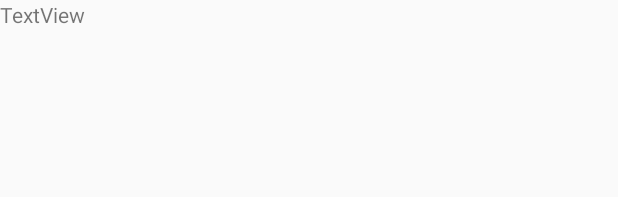
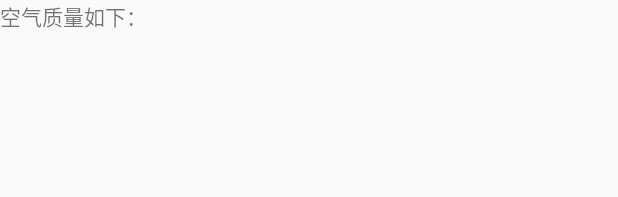
Before and after one commit to elginchen001/testRxJava, an Android app: the layout activity_pm.xml on its own in the app's theme, with its tools: preview values and no code run, on a phone screen of 412 x 824 dp. Shown: the top 197 px of the screen. Run offline under Robolectric (Android 15) with nearby library versions, the phone set to English and light mode, and no system bars.

Commit message:
20191101

```diff
--- a/app/src/main/res/layout/activity_pm.xml
+++ b/app/src/main/res/layout/activity_pm.xml
@@ -8,7 +8,7 @@
         android:id="@+id/txtAll"
         android:layout_width="wrap_content"
         android:layout_height="wrap_content"
-        android:text="TextView" />
+        android:text="空气质量如下：" />
 
     <TextView
         android:id="@+id/txtQuality"
```
Also changed, not shown: app/src/main/java/com/darleer/elgin/test/testrxjava/activity/PmActivity.java (+6 -2 lines), app/src/main/java/com/darleer/elgin/test/testrxjava/model/CityObject.java (+2 -2 lines), app/src/main/java/com/darleer/elgin/test/testrxjava/retrofit/RetrofitManager.java (+2 -0 lines).
